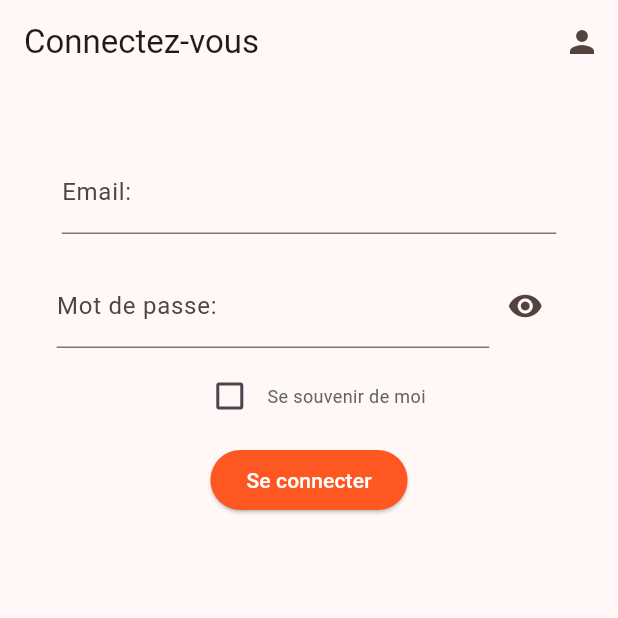
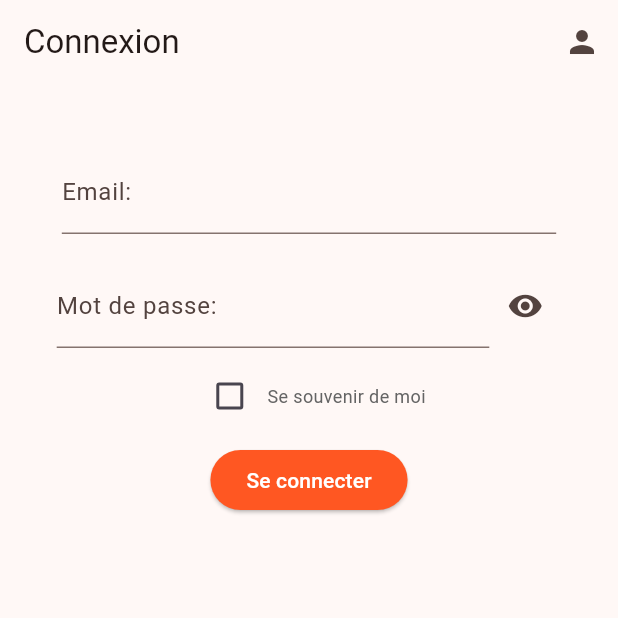
Before and after one commit to LoupMyr/SkillSprint-mobile, a Flutter app: the LoginPage screen opened directly, after a tap on "Se connecter", on a phone screen of 412 x 824 dp, the top half of it. Run offline on Flutter 3.47's test engine with Material 3 defaults, Android fonts, the light colour scheme and no system bars; our stand-ins replace firebase_auth, firebase_core, shared_preferences; accounts and stored records are empty; generated files the repository leaves out were written again; network calls fail; Roboto replaces fonts that are missing (Rubic).

Commit message:
minor fixes

```diff
--- a/lib/Pages/LoginPage.dart
+++ b/lib/Pages/LoginPage.dart
@@ -10,7 +10,6 @@ import 'package:skillsprint/firebase_options.dart';
 
 class LoginPage extends StatefulWidget {
   const LoginPage({super.key, required this.title});
-
   final String title;
 
   @override
@@ -18,7 +17,7 @@ class LoginPage extends StatefulWidget {
 }
 
 class _LoginPageState extends State<LoginPage> {
-  late AuthServiceInterface _authService;
+  AuthServiceInterface? _authService;
   final _formLogin = GlobalKey<FormState>();
   String _email = "";
   String _mdp = "";
@@ -28,14 +27,14 @@ class _LoginPageState extends State<LoginPage> {
   bool _obscureMdp = true;
 
   Future<void> login() async {
-    UserCredential? user = await _authService.login(this._email, this._mdp);
+    UserCredential? user = await _authService!.login(_email, _mdp);
     if (user != null) {
       Navigator.pushReplacement(
         context,
         MaterialPageRoute(
           builder: (context) => HomePage(
             title: "Accueil",
-            authService: this._authService,
+            authService: _authService!,
           ),
         ),
       );
@@ -54,8 +53,8 @@ class _LoginPageState extends State<LoginPage> {
       SharedPreferences prefs = await SharedPreferences.getInstance();
       var email = prefs.getString("email") ?? "";
       var password = prefs.getString("password") ?? "";
-      var remeberMe = prefs.getBool("remember_me") ?? false;
-      if (remeberMe) {
+      var rememberMe = prefs.getBool("remember_me") ?? false;
+      if (rememberMe) {
         setState(() {
           _rememberMe = true;
         });
@@ -67,7 +66,7 @@ class _LoginPageState extends State<LoginPage> {
     }
   }
 
-  void _handleRemeberme(bool value) {
+  void _handleRememberMe(bool value) {
     _rememberMe = value;
     SharedPreferences.getInstance().then(
       (prefs) {
@@ -86,7 +85,7 @@ class _LoginPageState extends State<LoginPage> {
     FirebaseApp app =
         await Firebase.initializeApp(options: DefaultFirebaseOptions.android);
     FirebaseAuth auth = FirebaseAuth.instanceFor(app: app);
-    this._authService = AuthService(auth);
+    _authService = AuthService(auth);
     return '';
   }
 
@@ -101,11 +100,11 @@ class _LoginPageState extends State<LoginPage> {
     return FutureBuilder(
       future: createAuth(),
       builder: (BuildContext context, AsyncSnapshot snapshot) {
-        Container container = Container();
+        Widget widget = const SizedBox();
         if (snapshot.hasData) {
-          container = Container(
+          widget = SizedBox(
             child: Form(
-              key: this._formLogin,
+              key: _formLogin,
               child: Column(
                 children: [
                   SizedBox(
@@ -115,12 +114,13 @@ class _LoginPageState extends State<LoginPage> {
                       decoration: const InputDecoration(
                         label: Text('Email:'),
                       ),
-                      validator: (valeur) {
-                        if (valeur == null || valeur.isEmpty) {
-                          this._email = "";
+                      validator: (value) {
+                        if (value == null || value.isEmpty) {
+                          _email = "";
                         } else {
-                          this._email = valeur;
+                          _email = value;
                         }
+                        return null;
                       },
                     ),
                   ),
@@ -132,16 +132,17 @@ class _LoginPageState extends State<LoginPage> {
                         width: MediaQuery.of(context).size.width * 0.7,
                         child: TextFormField(
                           controller: _passwordController,
-                          obscureText: this._obscureMdp,
+                          obscureText: _obscureMdp,
                           decoration: const InputDecoration(
                             label: Text('Mot de passe:'),
                           ),
-                          validator: (valeur) {
-                            if (valeur == null || valeur.isEmpty) {
-                              this._mdp = "";
+                          validator: (value) {
+                            if (value == null || value.isEmpty) {
+                              _mdp = "";
                             } else {
-                              this._mdp = valeur;
+                              _mdp = value;
                             }
+                            return null;
                           },
                         ),
                       ),
@@ -149,14 +150,14 @@ class _LoginPageState extends State<LoginPage> {
                         child: IconButton(
                             onPressed: () {
                               setState(() {
-                                this._obscureMdp = !this._obscureMdp;
+                                _obscureMdp = !_obscureMdp;
                               });
                             },
-                            icon: Icon(Icons.remove_red_eye_rounded)),
+                            icon: const Icon(Icons.remove_red_eye_rounded)),
                       ),
                     ],
                   ),
-                  Padding(padding: EdgeInsets.symmetric(vertical: 10)),
+                  const Padding(padding: EdgeInsets.symmetric(vertical: 10)),
                   Row(
                     mainAxisAlignment: MainAxisAlignment.center,
                     children: [
@@ -169,9 +170,9 @@ class _LoginPageState extends State<LoginPage> {
                           ),
                           child: Checkbox(
                             activeColor: Colors.deepOrange,
-                            value: this._rememberMe,
+                            value: _rememberMe,
                             onChanged: (bool? value) {
-                              _handleRemeberme(value!);
+                              _handleRememberMe(value!);
                             },
                           ),
                         ),
@@ -191,7 +192,7 @@ class _LoginPageState extends State<LoginPage> {
                     style: ElevatedButton.styleFrom(
                         backgroundColor: Colors.deepOrange),
                     onPressed: () async {
-                      if (this._formLogin.currentState!.validate()) {
+                      if (_formLogin.currentState!.validate()) {
                         await login();
                       }
                     },
@@ -204,22 +205,24 @@ class _LoginPageState extends State<LoginPage> {
               ),
             ),
           );
-        } else if (snapshot.hasError) {
-          container = Container(
-            child: const Icon(Icons.error_outline,
+        }
+        else if (snapshot.hasError) {
+          widget = const SizedBox(
+            child: Icon(Icons.error_outline,
                 color: Color.fromARGB(255, 255, 17, 0)),
           );
-        } else {
-          container = Container(child: const Text("Loading"));
+        }
+        else {
+          widget = const SizedBox(child: Text("Loading"));
         }
         return Scaffold(
           appBar: AppBarLayout(
-              title: widget.title,
-              authService: this._authService,
+              title: "Connexion",
+              authService: _authService!,
               isConnected: false),
           body: Center(
             child: Column(
-              children: <Widget>[container],
+              children: <Widget>[widget],
             ),
           ),
         );
```
Also changed, not shown: lib/Pages/RegisterPage.dart (+32 -28 lines).
